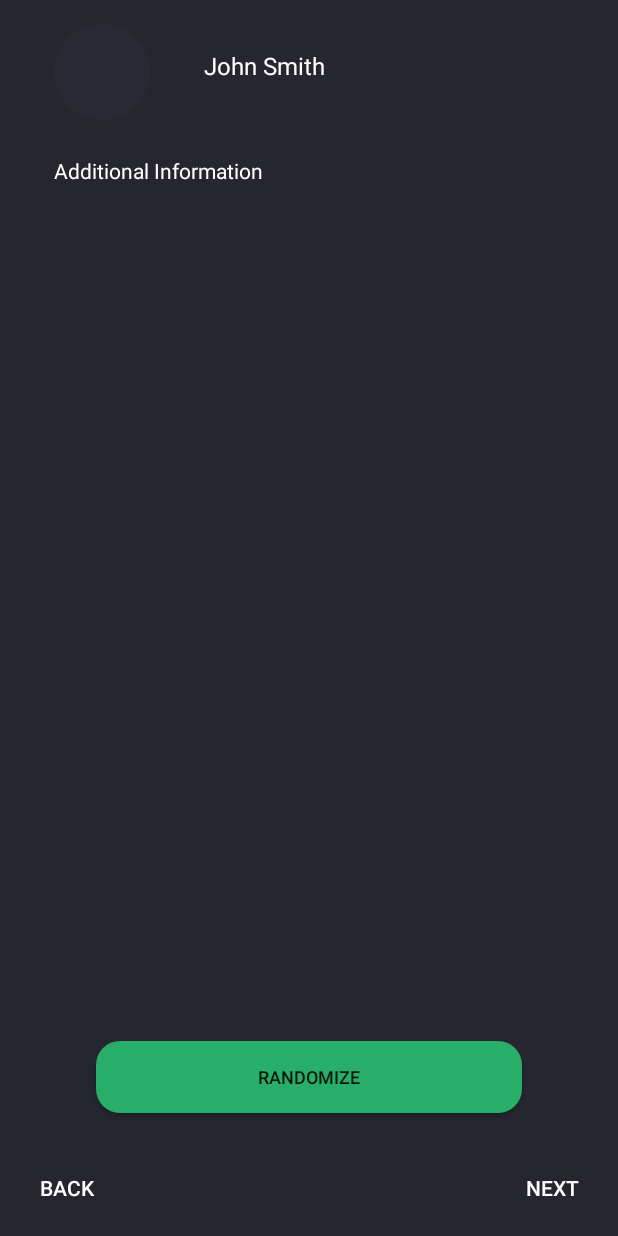
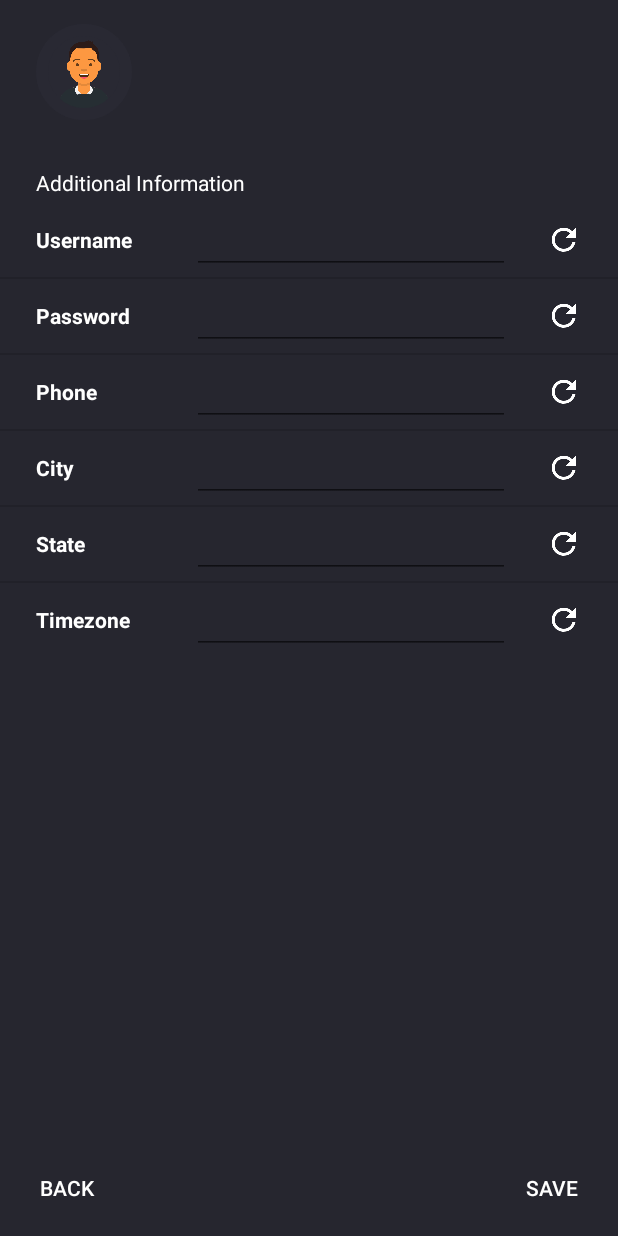
Before and after one commit to asadmansr/montage-android, an Android app: the UserInformationActivity screen opened directly, with no data from a screen before it, on a phone screen of 412 x 824 dp. Run offline under Robolectric (Android 15) with nearby library versions, the phone set to English and light mode, and no system bars.

Commit message:
Added user information fields to generate user flow

```diff
--- a/app/src/main/AndroidManifest.xml
+++ b/app/src/main/AndroidManifest.xml
@@ -32,6 +32,7 @@
                   android:theme="@style/NoActionBarTheme">
         </activity>
         <activity android:name=".ui.UserInformationActivity"
+                  android:windowSoftInputMode="adjustPan"
                   android:theme="@style/NoActionBarTheme">
         </activity>
         <activity android:name=".ui.UserStoryActivity"
--- a/app/src/main/java/com/asadmansoor/montage/UserProperties.kt
+++ b/app/src/main/java/com/asadmansoor/montage/UserProperties.kt
@@ -10,5 +10,9 @@ class UserProperties {
         val colorResource = arrayOf(
             "#4285F4", "#DB4437", "#F4B400","#0F9D58"
         )
+
+        const val EXTRA_NAME = "com.asadmansoor.montage.ui.EXTRA_NAME"
+        const val EXTRA_IMG_RES = "com.asadmansoor.montage.ui.EXTRA_IMG_RES"
+        const val EXTRA_COLOR_RES = "com.asadmansoor.montage.ui.EXTRA_COLOR_RES"
     }
 }
--- /dev/null
+++ b/app/src/main/java/com/asadmansoor/montage/ui/InformationAdapter.kt
@@ -0,0 +1,45 @@
+package com.asadmansoor.montage.ui
+
+import android.content.Context
+import android.support.v7.widget.RecyclerView
+import android.view.LayoutInflater
+import android.view.View
+import android.view.ViewGroup
+import android.widget.BaseAdapter
+import android.widget.Button
+import android.widget.EditText
+import android.widget.TextView
+import com.asadmansoor.montage.R
+
+class InformationAdapter (var context: Context, var infoList: ArrayList<String>) : BaseAdapter() {
+
+    private var mObjects : ArrayList<String> = ArrayList<String>()
+    private val inflater: LayoutInflater = context.getSystemService(Context.LAYOUT_INFLATER_SERVICE) as LayoutInflater
+
+    init {
+        mObjects = infoList
+    }
+
+    override fun getCount(): Int {
+        return infoList.size
+    }
+
+    override fun getItem(position: Int): Any {
+        return infoList[position]
+    }
+
+    override fun getItemId(position: Int): Long {
+        return position.toLong()
+    }
+
+    override fun getView(position: Int, convertView: View?, parent: ViewGroup): View {
+        val rowView = inflater.inflate(R.layout.layout_list_information, parent, false)
+        val infoTitle = rowView.findViewById(R.id.tv_generate_name) as TextView
+        val infoField = rowView.findViewById(R.id.et_user_name) as EditText
+        val infoRandom = rowView.findViewById(R.id.btn_generate_name) as Button
+
+        infoTitle.text = infoList[position]
+
+        return rowView
+    }
+}
--- a/app/src/main/java/com/asadmansoor/montage/ui/UserInformationActivity.kt
+++ b/app/src/main/java/com/asadmansoor/montage/ui/UserInformationActivity.kt
@@ -1,24 +1,60 @@
 package com.asadmansoor.montage.ui
 
+import android.app.Activity
 import android.content.Intent
 import android.support.v7.app.AppCompatActivity
 import android.os.Bundle
+import android.widget.ListView
 import com.asadmansoor.montage.R
+import com.asadmansoor.montage.UserProperties
 import kotlinx.android.synthetic.main.activity_user_information.*
 
+
+private const val DEFAULT_INDEX = 0
+
+
 class UserInformationActivity : AppCompatActivity() {
+
+    private var listView : ListView? = null
+    private val labelList = arrayListOf<String>("Username","Password","Phone","City","State","Timezone")
 
     override fun onCreate(savedInstanceState: Bundle?) {
         super.onCreate(savedInstanceState)
         setContentView(R.layout.activity_user_information)
 
-        next_btn.setOnClickListener {
-            val intent = Intent(this, UserStoryActivity::class.java)
-            startActivity(intent)
+        val intent = intent
+        val userName = intent.getStringExtra(UserProperties.EXTRA_NAME)
+        val imgIndex = intent.getIntExtra(UserProperties.EXTRA_IMG_RES, DEFAULT_INDEX)
+        val colorIndex = intent.getIntExtra(UserProperties.EXTRA_COLOR_RES, DEFAULT_INDEX)
+        setupUserHeader(userName, imgIndex)
+
+        listView = findViewById(R.id.lv_information_list)
+        val adapter = InformationAdapter(this, labelList)
+        listView!!.adapter = adapter
+
+        btn_information_next.setOnClickListener {
+            val dashboardIntent = Intent()
+            dashboardIntent.putExtra(UserProperties.EXTRA_NAME, userName)
+            dashboardIntent.putExtra(UserProperties.EXTRA_IMG_RES, imgIndex)
+            dashboardIntent.putExtra(UserProperties.EXTRA_COLOR_RES, colorIndex)
+            setResult(Activity.RESULT_OK, dashboardIntent)
+            finish()
         }
 
-        back_btn.setOnClickListener {
+        btn_information_back.setOnClickListener {
+            val generateUserIntent = Intent(this, GenerateUserActivity::class.java)
+            generateUserIntent.putExtra(UserProperties.EXTRA_NAME, userName)
+            generateUserIntent.putExtra(UserProperties.EXTRA_IMG_RES, imgIndex)
+            generateUserIntent.putExtra(UserProperties.EXTRA_COLOR_RES, colorIndex)
+            generateUserIntent.flags = Intent.FLAG_ACTIVITY_FORWARD_RESULT
+            startActivity(generateUserIntent)
             finish()
         }
     }
+
+
+    private fun setupUserHeader(userName: String, imgIndex: Int){
+        iv_splash_user.setImageResource(UserProperties.imgResource[imgIndex])
+        tv_information_name.text = userName
+    }
 }
--- /dev/null
+++ b/app/src/main/res/drawable/small_overlay.xml
@@ -0,0 +1,12 @@
+<?xml version="1.0" encoding="utf-8"?>
+<shape
+        xmlns:android="http://schemas.android.com/apk/res/android"
+        android:shape="oval">
+
+    <solid
+            android:color="@android:color/transparent"/>
+
+    <stroke
+            android:color="@color/colorPrimaryLight" android:width="8dp"/>
+
+</shape>
--- a/app/src/main/res/layout/activity_user_information.xml
+++ b/app/src/main/res/layout/activity_user_information.xml
@@ -8,105 +8,100 @@
         tools:context=".ui.SplashActivity">
 
     <RelativeLayout
-            android:id="@+id/header_rl"
+            android:id="@+id/rl_information_user"
             android:layout_width="match_parent"
             android:layout_height="wrap_content"
-            android:layout_centerHorizontal="true"
-
-    >
+            android:layout_centerHorizontal="true">
 
         <RelativeLayout
-                android:id="@+id/picture_rl"
+                android:id="@+id/rl_information_picture"
                 android:layout_width="64dp"
                 android:layout_height="64dp"
-                android:layout_marginLeft="36dp"
+                android:layout_marginLeft="24dp"
+                android:layout_marginStart="24dp"
                 android:layout_marginTop="16dp"
                 android:background="@drawable/picture_border_circle">
 
+            <ImageView
+                    android:id="@+id/iv_splash_user"
+                    android:layout_width="match_parent"
+                    android:layout_height="match_parent"
+                    android:src="@drawable/man_1"
+                    android:layout_margin="8dp"
+                    android:layout_centerHorizontal="true"/>
         </RelativeLayout>
 
+        <View
+                android:id="@+id/vw_overlay"
+                android:layout_width="64dp"
+                android:layout_height="64dp"
+                android:layout_marginTop="16dp"
+                android:layout_marginLeft="24dp"
+                android:layout_marginStart="24dp"
+                android:background="@drawable/small_overlay"/>
+
         <TextView
-                android:layout_toRightOf="@id/picture_rl"
+                android:id="@+id/tv_information_name"
+                android:layout_toRightOf="@id/rl_information_picture"
+                android:layout_toEndOf="@id/rl_information_picture"
                 android:layout_width="wrap_content"
                 android:layout_height="wrap_content"
                 android:layout_centerVertical="true"
-                android:text="John Smith"
-                android:layout_marginLeft="36dp"
+                android:layout_marginLeft="24dp"
+                android:layout_marginStart="24dp"
                 android:textColor="@color/colorWhite"
                 android:textSize="16sp"
-                android:paddingTop="8dp"
-        />
-
+                android:paddingTop="8dp"/>
     </RelativeLayout>
 
     <RelativeLayout
             android:layout_width="match_parent"
             android:layout_height="wrap_content"
-            android:layout_below="@id/header_rl"
-            android:layout_above="@id/generate_user_btn"
+            android:layout_below="@id/rl_information_user"
+            android:layout_above="@id/btn_information_back"
             android:layout_marginTop="16dp"
-            android:layout_marginBottom="16dp"
-    >
+            android:layout_marginBottom="16dp">
 
         <TextView
-                android:id="@+id/title_tv"
+                android:id="@+id/tv_information_label"
                 android:layout_width="wrap_content"
                 android:layout_height="wrap_content"
-                android:text="Additional Information"
+                android:text="@string/label_additional_information"
                 android:textColor="@color/colorWhite"
-                android:layout_marginLeft="36dp"
-                android:layout_marginTop="8dp"
-                android:layout_alignParentTop="true"
-
-        />
+                android:layout_marginLeft="24dp"
+                android:layout_marginStart="24dp"
+                android:layout_marginTop="16dp"
+                android:layout_alignParentTop="true"/>
 
         <ListView
-                android:id="@+id/list_lv"
-                android:layout_below="@id/title_tv"
+                android:id="@+id/lv_information_list"
+                android:layout_below="@id/tv_information_label"
+                android:layout_marginTop="4dp"
                 android:layout_width="match_parent"
                 android:layout_height="wrap_content">
-
         </ListView>
-
     </RelativeLayout>
 
-
-
     <Button
-            android:id="@+id/generate_user_btn"
-            android:layout_width="match_parent"
-            android:layout_height="wrap_content"
-            android:layout_centerHorizontal="true"
-            android:layout_alignParentBottom="true"
-            android:layout_marginBottom="82dp"
-            android:layout_marginLeft="64dp"
-            android:layout_marginRight="64dp"
-            android:layout_marginStart="64dp"
-            android:layout_marginEnd="64dp"
-            android:text="Randomize"
-            android:background="@drawable/corner_btn"
-            android:textSize="12sp"/>
-
-    <Button
-            android:id="@+id/next_btn"
+            android:id="@+id/btn_information_next"
             android:layout_width="wrap_content"
             android:layout_height="wrap_content"
             android:layout_alignParentBottom="true"
             android:layout_alignParentEnd="true"
             android:layout_alignParentRight="true"
-            android:text="NEXT"
+            android:text="@string/btn_save"
             android:layout_marginBottom="8dp"
             android:background="@android:color/transparent"
             android:textColor="@color/colorWhite"/>
 
     <Button
-            android:id="@+id/back_btn"
+            android:id="@+id/btn_information_back"
             android:layout_width="wrap_content"
             android:layout_height="wrap_content"
             android:layout_alignParentBottom="true"
             android:layout_alignParentStart="true"
             android:layout_alignParentLeft="true"
-            android:text="BACK"
+            android:text="@string/btn_back"
             android:layout_marginBottom="8dp"
             android:background="@android:color/transparent"
             android:textColor="@color/colorWhite"/>
--- /dev/null
+++ b/app/src/main/res/layout/layout_list_information.xml
@@ -0,0 +1,54 @@
+<?xml version="1.0" encoding="utf-8"?>
+<RelativeLayout
+        xmlns:android="http://schemas.android.com/apk/res/android"
+        android:layout_width="wrap_content"
+        android:layout_height="wrap_content">
+
+    <RelativeLayout
+            android:layout_width="match_parent"
+            android:layout_height="wrap_content"
+            android:layout_marginLeft="24dp"
+            android:layout_marginStart="24dp"
+            android:layout_marginRight="24dp"
+            android:layout_marginEnd="24dp"
+            android:layout_marginTop="2dp"
+            android:layout_marginBottom="2dp"
+            android:layout_below="@id/btn_generate_img">
+
+        <TextView
+                android:id="@+id/tv_generate_name"
+                android:layout_width="80dp"
+                android:layout_height="wrap_content"
+                android:layout_centerVertical="true"
+                android:layout_alignParentLeft="true"
+                android:layout_alignParentStart="true"
+                android:text="@string/label_name"
+                android:textStyle="bold"
+                android:textColor="@color/colorWhite"/>
+
+        <EditText
+                android:id="@+id/et_user_name"
+                android:layout_width="match_parent"
+                android:layout_height="wrap_content"
+                android:layout_centerVertical="true"
+                android:lines="1"
+                android:inputType="textPersonName"
+                android:layout_toRightOf="@id/tv_generate_name"
+                android:layout_toEndOf="@id/tv_generate_name"
+                android:layout_toLeftOf="@id/btn_generate_name"
+                android:layout_toStartOf="@id/btn_generate_name"
+                android:textColor="@color/colorWhite"
+                android:textAlignment="center"
+                android:layout_marginLeft="24dp"
+                android:layout_marginRight="24dp"/>
+
+        <Button
+                android:id="@+id/btn_generate_name"
+                android:layout_width="24dp"
+                android:layout_height="24dp"
+                android:layout_alignParentRight="true"
+                android:layout_alignParentEnd="true"
+                android:layout_centerVertical="true"
+                android:background="@drawable/baseline_refresh_white_24"/>
+    </RelativeLayout>
+</RelativeLayout>
--- a/app/src/main/res/values/strings.xml
+++ b/app/src/main/res/values/strings.xml
@@ -11,4 +11,7 @@
     <string name="dialog_negative">CANCEL</string>
 
     <string name="label_name">NAME</string>
+    <string name="label_email">EMAIL</string>
+
+    <string name="label_additional_information">Additional Information</string>
 </resources>
```
Also changed, not shown: app/src/main/java/com/asadmansoor/montage/ui/DashboardActivity.kt (+4 -3 lines), app/src/main/java/com/asadmansoor/montage/ui/GenerateUserActivity.kt (+28 -18 lines), app/src/main/res/layout/activity_generate_user.xml (+39 -1 lines).
